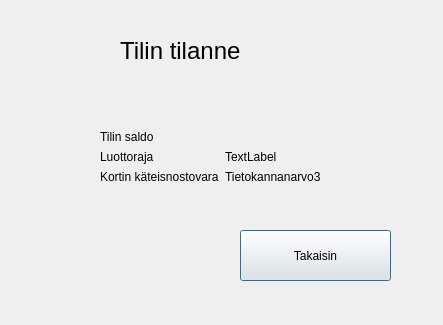
sakukallioinen/pankkiautomaatti, file bank-automat/saldo.ui: the form before one commit.
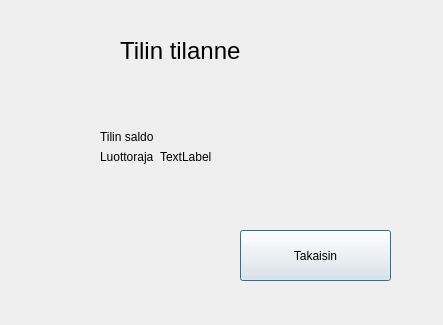
The form after the commit.

Diff of the .ui file:
```diff
--- a/bank-automat/saldo.ui
+++ b/bank-automat/saldo.ui
@@ -63,27 +63,6 @@
         </property>
        </widget>
       </item>
-      <item row="1" column="0">
-       <widget class="QLabel" name="labelLuotto">
-        <property name="text">
-         <string>Luottoraja</string>
-        </property>
-       </widget>
-      </item>
-      <item row="2" column="0">
-       <widget class="QLabel" name="labelNostovara">
-        <property name="text">
-         <string>Kortin käteisnostovara</string>
-        </property>
-       </widget>
-      </item>
-      <item row="2" column="1">
-       <widget class="QLabel" name="label">
-        <property name="text">
-         <string>Tietokannanarvo3</string>
-        </property>
-       </widget>
-      </item>
       <item row="0" column="1">
        <widget class="QLabel" name="labelBalance">
         <property name="text">
@@ -91,6 +70,13 @@
         </property>
        </widget>
       </item>
+      <item row="1" column="0">
+       <widget class="QLabel" name="labelLuotto">
+        <property name="text">
+         <string>Luottoraja</string>
+        </property>
+       </widget>
+      </item>
       <item row="1" column="1">
        <widget class="QLabel" name="labelCredit">
         <property name="text">
```
